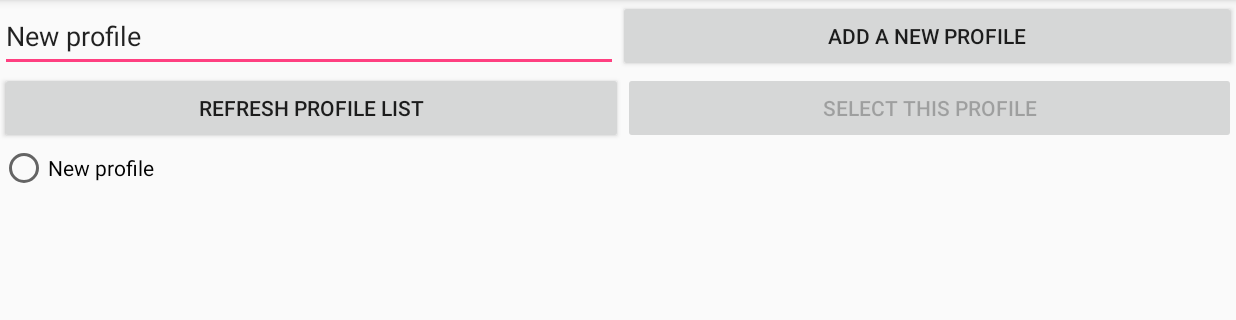
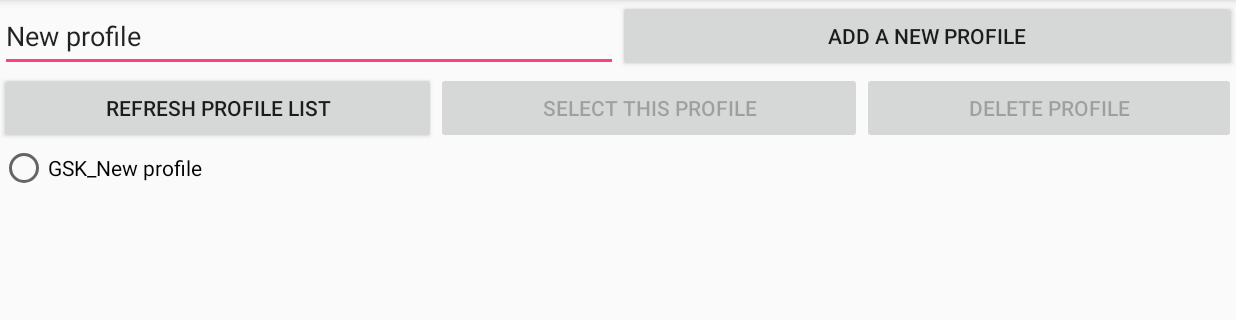
Before and after one commit to skgadi/Programming, an Android app: the screen it shows after launch (MainActivity), after a tap on "ADD A NEW PROFILE", on a phone screen of 824 x 412 dp (held sideways), the part 72-392 px from its top. Run offline under Robolectric (Android 15) with nearby library versions, the phone set to English and light mode, and no system bars.

Commit message:
Automatic push

```diff
--- a/Android/ProgTransit001/app/src/main/java/com/skgadi/progtransit001/MainActivity.java
+++ b/Android/ProgTransit001/app/src/main/java/com/skgadi/progtransit001/MainActivity.java
@@ -1,6 +1,10 @@
 package com.skgadi.progtransit001;
 
+import android.app.AlertDialog;
 import android.content.Context;
+import android.content.DialogInterface;
+import android.database.sqlite.SQLiteDatabase;
+import android.os.Build;
 import android.os.Environment;
 import android.support.annotation.StringRes;
 import android.support.v7.app.AppCompatActivity;
@@ -11,28 +15,33 @@ import android.widget.EditText;
 import android.widget.LinearLayout;
 import android.widget.RadioButton;
 import android.widget.RadioGroup;
+import android.widget.Spinner;
 import android.widget.Toast;
 
 import java.io.File;
-import java.io.FileOutputStream;
 
 
 public class MainActivity extends AppCompatActivity {
 
-    private File folder;
-    private LinearLayout MV_FilesList;
-    private LinearLayout MV_AssignInputs;
+    private LinearLayout MV_Databases;
+    private LinearLayout MV_States;
     private RadioGroup FL_ProfilesList;
     private Button FL_ProfileSelectedBtn;
     private EditText FL_NewProfileEdtBox;
+    private Button FL_DeleteProfileBtn;
+
+    Spinner SV_CycleSelect;
+
+
+    private Context context;
 
     //Defined By SKGadi
     enum GLOBAL_DEVICE_STATE {
         NONE,
         FILES_LIST,
-        INPUTS,
+        STATES,
         CYCLE_TYPES,
-        STATES,
+        EVENTS,
         PROGRAM
     }
 
@@ -41,125 +50,129 @@ public class MainActivity extends AppCompatActivity {
         super.onCreate(savedInstanceState);
         setContentView(R.layout.activity_main);
 
-        //SKGadi edit
-        MV_FilesList = (LinearLayout) findViewById(R.id.MV_FilesList);
-        MV_AssignInputs = (LinearLayout) findViewById(R.id.MV_AssignInputs);
+        //Added by SKGadi ---- Initialization
+        Context context = this;
+        MV_Databases = (LinearLayout) findViewById(R.id.MV_Databases);
+        MV_States = (LinearLayout) findViewById(R.id.MV_States);
         FL_ProfilesList = (RadioGroup) findViewById(R.id.FL_ProfilesList);
         FL_ProfileSelectedBtn = (Button) findViewById(R.id.FL_ProfileSelectedBtn);
         FL_NewProfileEdtBox = (EditText) findViewById(R.id.FL_NewProfileEdtBox);
-        //Initializing activities
-        if (GetFolderHandle().exists())
-            GLOBAL_SetViewState(GLOBAL_DEVICE_STATE.FILES_LIST);
-        else {
-            GLOBAL_SetViewState(GLOBAL_DEVICE_STATE.NONE);
-            return;
-        }
+        FL_DeleteProfileBtn =  (Button) findViewById(R.id.FL_DeleteProfileBtn);
+
+        Spinner SV_CycleSelect = (Spinner) findViewById(R.id.SV_CycleSelect);
+        GLOBAL_SetViewState(GLOBAL_DEVICE_STATE.FILES_LIST);
         ListAllFilesList();
     }
-    public void FL_OC_RefreshList (View v) {
-        ListAllFilesList ();
+    /*----- Global view functions -----*/
+    private void GLOBAL_SetViewState (GLOBAL_DEVICE_STATE state) {
+        GLOBAL_SetInitialCondition();
+        switch (state) {
+            case FILES_LIST:
+                MV_Databases.setVisibility(View.VISIBLE);
+                return;
+            case STATES:
+                MV_States.setVisibility(View.VISIBLE);
+                return;
+            default:
+                return;
+        }
     }
-
+    private void GLOBAL_SetInitialCondition() {
+        MV_Databases.setVisibility(View.GONE);
+        MV_States.setVisibility(View.GONE);
+        FL_ProfileSelectedBtn.setEnabled(false);
+        FL_ProfilesList.clearCheck();
+    }
+    /*----- MV_Databases Functions -----*/
     private void ListAllFilesList () {
+        FL_DeleteProfileBtn.setEnabled(false);
         FL_ProfileSelectedBtn.setEnabled(false);
         FL_ProfilesList.removeAllViews();
-        File List[] = folder.listFiles();
         RadioButton RadioItem;
-        for (int i=0; i<List.length; i++) {
-            if (List[i].length() < (3*1024)) {
+        String Databases[] = getApplicationContext().databaseList();
+        for (int i=0; i<Databases.length; i++) {
+            if (!Databases[i].matches(".+-journal")) {
                 RadioItem = new RadioButton(this);
-                RadioItem.setText(List[i].getName());
+                RadioItem.setText(Databases[i]);
                 RadioItem.setOnClickListener(new View.OnClickListener() {
                     public void onClick(View v) {
                         FL_ProfileSelectedBtn.setEnabled(true);
+                        FL_DeleteProfileBtn.setEnabled(true);
                     }
                 });
                 FL_ProfilesList.addView(RadioItem);
             }
         }
     }
-
-    private boolean CreateNewFileWithZeros() {
-        File file = new File(folder, FL_NewProfileEdtBox.getText().toString());
-        if (!file.exists()) {
-            String string = "\0";
-            FileOutputStream outputStream;
-            try {
-                outputStream = new FileOutputStream(file);
-                outputStream.write(string.getBytes());
-                outputStream.close();
-                return true;
-            } catch (Exception e) {
-                Toast.makeText(getApplicationContext(), "Unable to create the file", Toast.LENGTH_SHORT).show();
-                e.printStackTrace();
-                return false;
-            }
-        } else
-            Toast.makeText(getApplicationContext(), R.string.error_FileAlreadyExist, Toast.LENGTH_SHORT).show();
-        return false;
+    public void FL_OC_AddNewProfile (View v) {
+        String DatabaseName = FL_NewProfileEdtBox.getText().toString();
+        if (doesDatabaseExist(getApplicationContext(),"GSK_"+DatabaseName))
+            Toast.makeText(getApplicationContext(), getResources().getString(R.string.error_DatabaseAlreadyExist), Toast.LENGTH_SHORT).show();
+        else{
+            SQLiteDatabase NewDatabase = getApplicationContext().openOrCreateDatabase("GSK_" + DatabaseName, MODE_PRIVATE, null);
+            CreateTables(getApplicationContext(), NewDatabase);
+            NewDatabase.close();
+        }
+        ListAllFilesList();
     }
-    private File GetFolderHandle () {
-        folder = new File(getApplicationContext().getExternalFilesDir(
-                null), "profiles");
-        if (folder.exists())
-            Toast.makeText(getApplicationContext(),"Folder found", Toast.LENGTH_SHORT).show();
-        else {
-            Toast.makeText(getApplicationContext(),"Folder not found", Toast.LENGTH_SHORT).show();
-            if (!folder.mkdirs()) {
-                Toast.makeText(getApplicationContext(), R.string.error_UnableToCreateFolder, Toast.LENGTH_LONG).show();
-            }
-        }
-        return folder;
+    private void CreateTables (Context Context, SQLiteDatabase Database) {
+        Database.execSQL("CREATE TABLE IF NOT EXISTS `States` (" +
+                "`CycleType`    int(3) NOT NULL," +
+                "`Period`       int(3) NOT NULL," +
+                "`D00`          int(1) NOT NULL," +
+                "`D01`          int(1) NOT NULL," +
+                "`D02`          int(1) NOT NULL," +
+                "`D03`          int(1) NOT NULL," +
+                "`D04`          int(1) NOT NULL," +
+                "`D05`          int(1) NOT NULL," +
+                "`D06`          int(1) NOT NULL," +
+                "`D07`          int(1) NOT NULL," +
+                "`D08`          int(1) NOT NULL," +
+                "`D09`          int(1) NOT NULL," +
+                "`D10`          int(1) NOT NULL," +
+                "`D11`          int(1) NOT NULL," +
+                "`Audio`        int(1) NOT NULL" +
+                ");");
+        Database.execSQL("CREATE TABLE IF NOT EXISTS `Events` (" +
+                "`EventID`      int(3) NOT NULL," +
+                "`StartTime`    DATETIME NOT NULL," +
+                "`EndTime`      DATETIME NOT NULL," +
+                "`CycleType`    int(3) NOT NULL," +
+                "`Sunday`       int(1) NOT NULL," +
+                "`Monday`       int(1) NOT NULL," +
+                "`Tuesday`      int(1) NOT NULL," +
+                "`Wednesday`    int(1) NOT NULL," +
+                "`Thursday`     int(1) NOT NULL," +
+                "`Friday`       int(1) NOT NULL," +
+                "`Saturday`     int(1) NOT NULL," +
+                "PRIMARY KEY (`EventID`)"+
+                ");");
+        Database.execSQL("CREATE TABLE IF NOT EXISTS `Settings` (" +
+                "`Attribute`    VARCHAR(20) NOT NULL," +
+                "`Value`        VARCHAR(20) NOT NULL," +
+                "PRIMARY KEY (`Attribute`)"+
+                ");");
     }
-
-    private void GLOBAL_SetViewState (GLOBAL_DEVICE_STATE state) {
-        GLOBAL_SetInitialCondition();
-        switch (state) {
-            case FILES_LIST:
-                MV_FilesList.setVisibility(View.VISIBLE);
-                return;
-            case INPUTS:
-                MV_AssignInputs.setVisibility(View.VISIBLE);
-                return;
-            default:
-                return;
-        }
+    public void FL_OC_DeleteProfile (View v) {
+        String DatabaseToDelete =
+                ((RadioButton) findViewById(FL_ProfilesList.getCheckedRadioButtonId())).getText().toString();
+        //Toast.makeText(getApplicationContext(), DatabaseToDelete, Toast.LENGTH_SHORT).show();
+        getApplicationContext().deleteDatabase(DatabaseToDelete);
+        ListAllFilesList();
     }
-
-    private void GLOBAL_SetInitialCondition() {
-        MV_FilesList.setVisibility(View.GONE);
-        MV_AssignInputs.setVisibility(View.GONE);
-        FL_ProfileSelectedBtn.setEnabled(false);
-        FL_ProfilesList.clearCheck();
-    }
-
-    public void FL_OC_AddNewProfile (View v) {
-        if (CreateNewFileWithZeros())
-            ListAllFilesList();
+    public void FL_OC_RefreshList (View v) {
+        ListAllFilesList ();
     }
     public void FL_OC_ProfileSelected (View v) {
-        GLOBAL_SetViewState(GLOBAL_DEVICE_STATE.INPUTS);
+        GLOBAL_SetViewState(GLOBAL_DEVICE_STATE.STATES);
     }
-    public void TempButton (View v) {
+    /*----- MV_States Functions -----*/
+    public void BackToFilesList (View v) {
         GLOBAL_SetViewState(GLOBAL_DEVICE_STATE.FILES_LIST);
     }
-    /*------------------- Taken from 3rd party -------------------*/
-    /* Checks if external storage is available for read and write */
-    public boolean isExternalStorageWritable() {
-        String state = Environment.getExternalStorageState();
-        if (Environment.MEDIA_MOUNTED.equals(state)) {
-            return true;
-        }
-        return false;
-    }
-
-    /* Checks if external storage is available to at least read */
-    public boolean isExternalStorageReadable() {
-        String state = Environment.getExternalStorageState();
-        if (Environment.MEDIA_MOUNTED.equals(state) ||
-                Environment.MEDIA_MOUNTED_READ_ONLY.equals(state)) {
-            return true;
-        }
-        return false;
+    /*----- General Functions -----*/
+    private static boolean doesDatabaseExist(Context context, String dbName) {
+        File dbFile = context.getDatabasePath(dbName);
+        return dbFile.exists();
     }
 }
--- a/Android/ProgTransit001/app/src/main/res/layout/activity_main.xml
+++ b/Android/ProgTransit001/app/src/main/res/layout/activity_main.xml
@@ -9,12 +9,8 @@
     tools:layout_editor_absoluteX="0dp">
 
     <LinearLayout
-        android:layout_width="match_parent"
-        android:layout_height="match_parent"
-        android:layout_marginBottom="0dp"
-        android:layout_marginLeft="0dp"
-        android:layout_marginRight="0dp"
-        android:layout_marginTop="0dp"
+        android:layout_width="0dp"
+        android:layout_height="0dp"
         android:orientation="vertical"
         app:layout_constraintBottom_toBottomOf="parent"
         app:layout_constraintLeft_toLeftOf="parent"
@@ -22,7 +18,7 @@
         app:layout_constraintTop_toTopOf="parent">
 
         <LinearLayout
-            android:id="@+id/MV_FilesList"
+            android:id="@+id/MV_Databases"
             android:layout_width="match_parent"
             android:layout_height="match_parent"
             android:layout_weight="1"
@@ -76,6 +72,14 @@
                     android:onClick="FL_OC_ProfileSelected"
                     android:text="@string/FilesView_UseThisProfile" />
 
+                <Button
+                    android:id="@+id/FL_DeleteProfileBtn"
+                    android:layout_width="wrap_content"
+                    android:layout_height="wrap_content"
+                    android:layout_weight="1"
+                    android:onClick="FL_OC_DeleteProfile"
+                    android:text="@string/FilesView_DeleteProfile" />
+
             </LinearLayout>
 
             <ScrollView
@@ -99,20 +103,37 @@
         </LinearLayout>
 
         <LinearLayout
-            android:id="@+id/MV_AssignInputs"
+            android:id="@+id/MV_States"
             android:layout_width="match_parent"
             android:layout_height="match_parent"
             android:layout_weight="1"
+            android:visibility="visible"
             android:orientation="vertical"
             tools:layout_editor_absoluteX="8dp"
             tools:layout_editor_absoluteY="8dp">
 
-            <Button
-                android:id="@+id/button8"
+            <ScrollView
                 android:layout_width="match_parent"
-                android:layout_height="wrap_content"
-                android:onClick="TempButton"
-                android:text="Button" />
+                android:layout_height="match_parent">
+
+                <LinearLayout
+                    android:layout_width="match_parent"
+                    android:layout_height="wrap_content"
+                    android:orientation="vertical" >
+
+                    <Spinner
+                        android:id="@+id/SV_CycleSelect"
+                        android:layout_width="match_parent"
+                        android:layout_height="wrap_content" />
+
+                    <Button
+                        android:id="@+id/button8"
+                        android:layout_width="match_parent"
+                        android:layout_height="wrap_content"
+                        android:onClick="BackToFilesList"
+                        android:text="Back" />
+                </LinearLayout>
+            </ScrollView>
         </LinearLayout>
 
     </LinearLayout>
--- a/Android/ProgTransit001/app/src/main/res/values/strings.xml
+++ b/Android/ProgTransit001/app/src/main/res/values/strings.xml
@@ -3,7 +3,7 @@
     <string name="FilesView_BtnRefreshList">Refresh profile list</string>
     <string name="FilesView_BtnAddNewItem">Add a new profile</string>
     <string name="FilesView_NewFileName">New profile</string>
+    <string name="FilesView_DeleteProfile">Delete profile</string>
     <string name="FilesView_UseThisProfile">Select this profile</string>
-    <string name="error_UnableToCreateFolder">Unable to create a working folder. Please contact the developer.</string>
-    <string name="error_FileAlreadyExist">File already exists.</string>
+    <string name="error_DatabaseAlreadyExist">Database already exists.</string>
 </resources>
```
